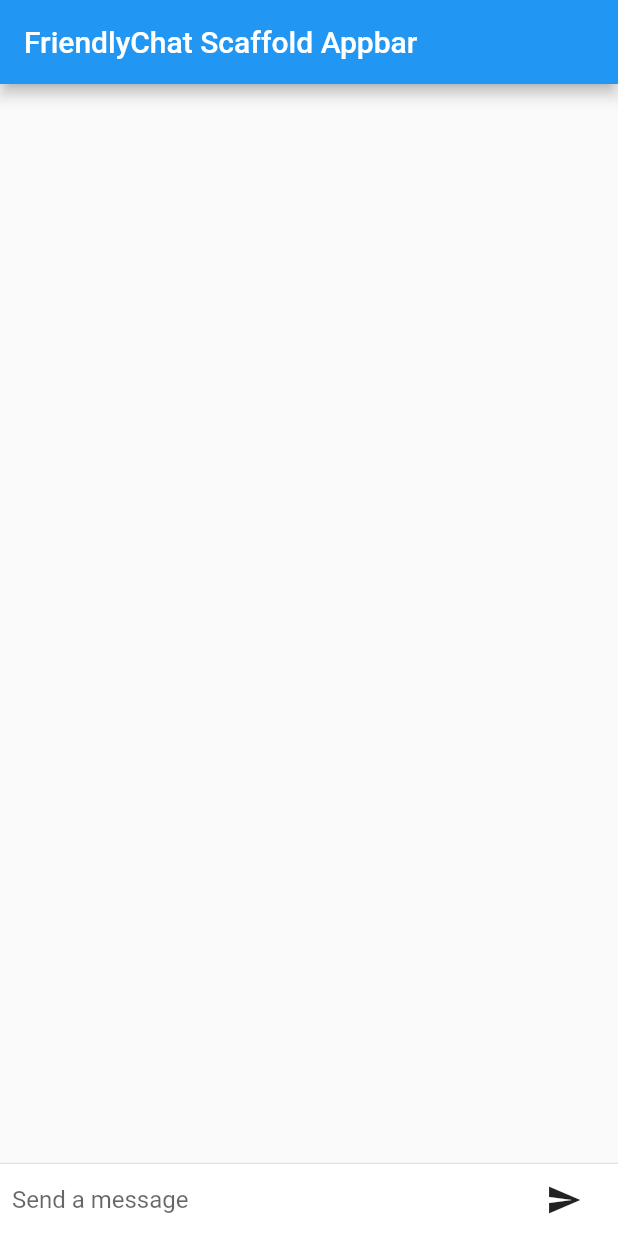
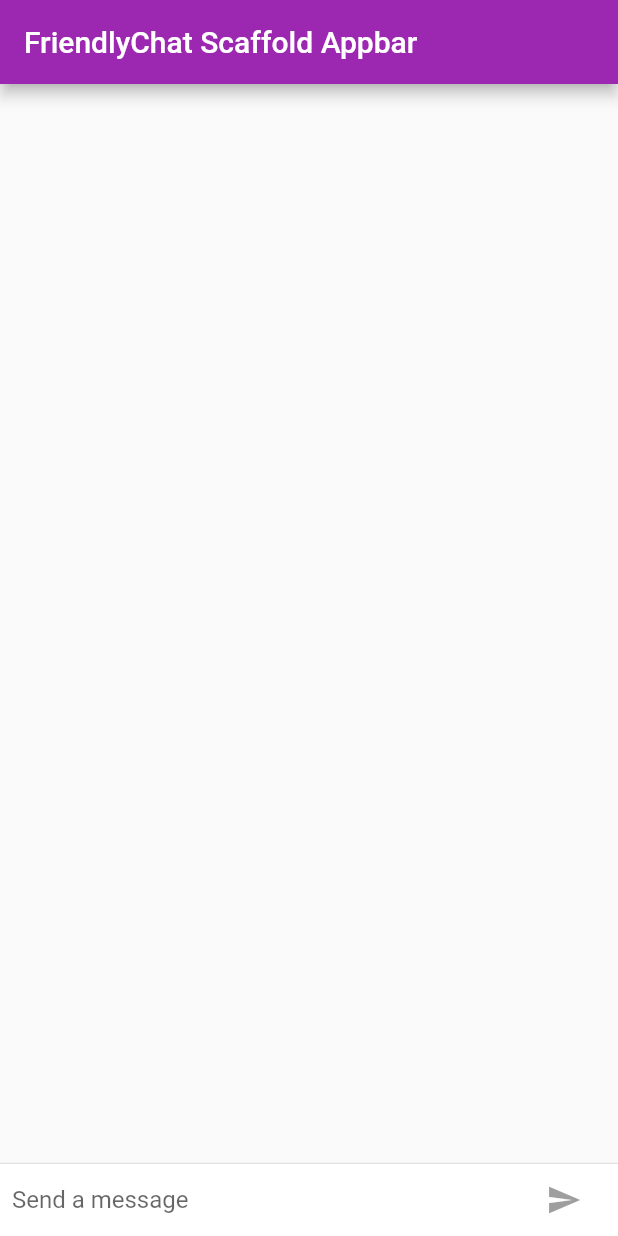
Before and after one commit to brandonpollack23/friendly_chat, a Flutter app: the screen it shows after launch, on a phone screen of 412 x 824 dp. Run offline on Flutter 3.47's test engine with Material 2 defaults, Android fonts, the phone set to English and light mode, and no system bars.

Commit message:
lab done, now Rx

```diff
--- a/lib/chat_screen/chat_screen.dart
+++ b/lib/chat_screen/chat_screen.dart
@@ -1,30 +1,39 @@
+import 'package:flutter/cupertino.dart';
 import 'package:flutter/material.dart';
 import 'package:friendly_chat/chat_screen/chat_message.dart';
+
+// TODO Bonus add animations with chat bubbles that grow, like iMessage.
 
 class ChatScreen extends StatefulWidget {
   @override
   _ChatScreenState createState() => _ChatScreenState();
 }
 
-class _ChatScreenState extends State<ChatScreen> {
-  // TODO RX change to stream
+// TODO seperate this mixin?
+class _ChatScreenState extends State<ChatScreen> with TickerProviderStateMixin {
+  // TODO RX change to messges BLoC
   final List<ChatMessage> _messages = [];
 
   final _textController = TextEditingController();
   final _focusNode = FocusNode();
 
+  bool _isComposing = false;
+
   @override
   Widget build(BuildContext context) {
     return Scaffold(
-      appBar: AppBar(title: Text('FriendlyChat Scaffold Appbar')),
+        appBar: AppBar(
+          title: Text('FriendlyChat Scaffold Appbar'),
+          elevation:
+              Theme.of(context).platform == TargetPlatform.iOS ? 0.0 : 4.0,
+        ),
         body: Column(
           children: [
             _messageList,
             Divider(height: 1.0),
             _themedTextComposer(context),
           ],
-      )
-    );
+        ));
   }
 
   Flexible get _messageList {
@@ -45,26 +54,28 @@ class _ChatScreenState extends State<ChatScreen> {
       child: _buildTextComposer(),
     );
   }
+
   Widget _buildTextComposer() {
     return Container(
       margin: EdgeInsets.symmetric(horizontal: 8.0),
       child: Row(
-        children: [
-          _inputFieldBox,
-          _sendButton
-        ],
+        children: [_inputFieldBox, _sendButton],
       ),
     );
   }
 
-  Flexible get _inputFieldBox {
+  Widget get _inputFieldBox {
     return Flexible(
       child: TextField(
+        maxLines: null,
         controller: _textController,
         onSubmitted: _handleSubmitted,
-            decoration: InputDecoration.collapsed(
-              hintText: 'Send a message'
-            ),
+        onChanged: (String text) {
+          setState(() {
+            _isComposing = text.length > 0;
+          });
+        },
+        decoration: InputDecoration.collapsed(hintText: 'Send a message'),
         focusNode: _focusNode,
       ),
     );
@@ -73,9 +84,19 @@ class _ChatScreenState extends State<ChatScreen> {
   Container get _sendButton {
     return Container(
       margin: EdgeInsets.symmetric(horizontal: 4.0),
-          child: IconButton(
+      // TODO Theming, we'd use a provider or another library to abstract this selection away IRL.
+      child: Theme.of(context).platform == TargetPlatform.iOS
+          ? CupertinoButton(
+              child: Text('Send'),
+              onPressed: _isComposing
+                  ? () => _handleSubmitted(_textController.text)
+                  : null,
+            )
+          : IconButton(
               icon: Icon(Icons.send),
-            onPressed: () => _handleSubmitted(_textController.text),
+              onPressed: _isComposing
+                  ? () => _handleSubmitted(_textController.text)
+                  : null,
             ),
     );
   }
@@ -84,11 +105,26 @@ class _ChatScreenState extends State<ChatScreen> {
     _textController.clear();
 
     // TODO RX this would be the Stream to the BLoC in Rx, lets try that and then StreamBuilder
-    final message = ChatMessage(text: text);
+    final message = ChatMessage(
+        text: text,
+        animationController: AnimationController(
+            duration: Duration(milliseconds: 700), vsync: this));
+
     setState(() {
       _messages.insert(0, message);
+      _isComposing = false;
     });
 
     _focusNode.requestFocus();
+
+    message.animationController.forward();
+  }
+
+  @override
+  void dispose() {
+    for (ChatMessage message in _messages)
+      message.animationController.dispose();
+
+    super.dispose();
   }
 }
--- a/lib/main.dart
+++ b/lib/main.dart
@@ -1,3 +1,4 @@
+import 'package:flutter/foundation.dart';
 import 'package:flutter/material.dart';
 
 import 'chat_screen/chat_screen.dart';
@@ -14,7 +15,21 @@ class FriendlyChatApp extends StatelessWidget {
   Widget build(BuildContext context) {
     return MaterialApp(
       title: 'FriendlyChat Title',
-      home: ChatScreen()
+      home: ChatScreen(),
+      theme: defaultTargetPlatform == TargetPlatform.iOS
+          ? kIOSTheme
+          : kDefaultTheme,
     );
   }
 }
+
+final ThemeData kIOSTheme = ThemeData(
+  primarySwatch: Colors.orange,
+  primaryColor: Colors.grey[100],
+  primaryColorBrightness: Brightness.light,
+);
+
+final ThemeData kDefaultTheme = ThemeData(
+  primarySwatch: Colors.purple,
+  accentColor: Colors.orangeAccent[400],
+);
```
Also changed, not shown: lib/chat_screen/chat_message.dart (+15 -9 lines). Lines whose indentation alone changed are shown as unchanged.
